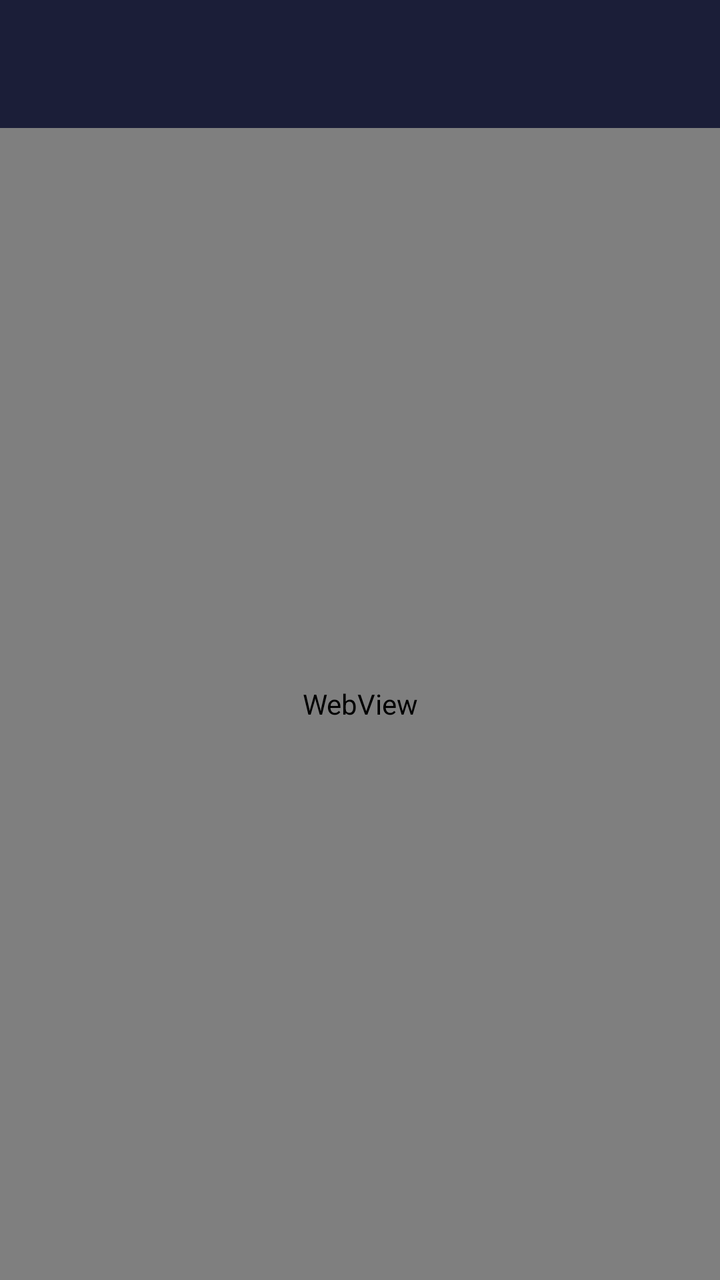
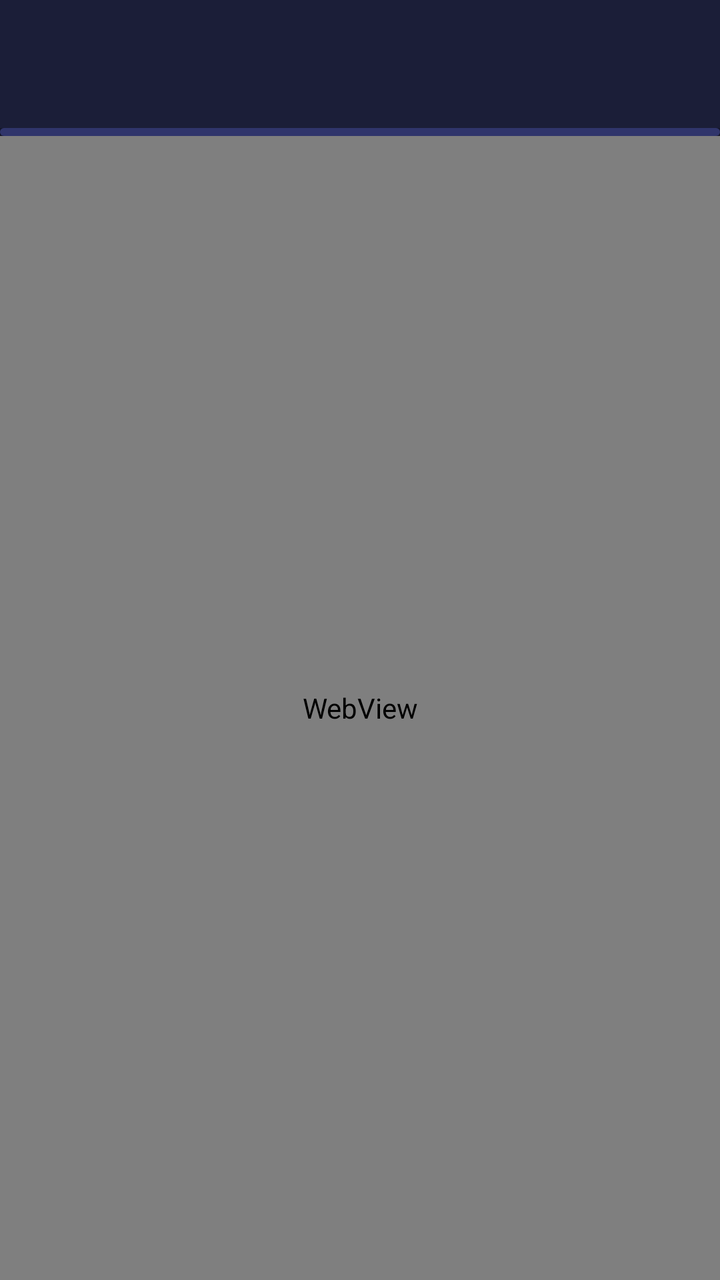

Two renders of the same Android screen: before a commit and after it. Below are the layout's source before the change and the commit's diff.
<!-- AndroidManifest.xml: application theme Theme.Hub -->
<!-- res/layout/activity_plugin.xml -->
<?xml version="1.0" encoding="utf-8"?>
<LinearLayout xmlns:android="http://schemas.android.com/apk/res/android"
    xmlns:app="http://schemas.android.com/apk/res-auto"
    android:layout_width="match_parent"
    android:layout_height="match_parent"
    android:background="@color/bg"
    android:orientation="vertical">

    <com.google.android.material.appbar.MaterialToolbar
        android:id="@+id/toolbar"
        android:layout_width="match_parent"
        android:layout_height="?attr/actionBarSize"
        android:background="@color/surface"
        app:titleTextColor="@color/text" />

    <WebView
        android:id="@+id/web"
        android:layout_width="match_parent"
        android:layout_height="0dp"
        android:layout_weight="1" />
</LinearLayout>
<!-- resources referenced by this layout -->
<resources>
  <color name="bg">#141629</color>
  <color name="surface">#1B1E38</color>
  <color name="text">#F4F4FF</color>
  <style name="Theme.Hub" parent="Theme.Material3.Dark.NoActionBar">
          <item name="colorPrimary">@color/accent</item>
          <item name="colorOnPrimary">#1A1020</item>
          <item name="colorSurface">@color/surface</item>
          <item name="colorOnSurface">@color/text</item>
          <item name="android:windowBackground">@color/bg</item>
          <item name="android:statusBarColor">@color/bg</item>
          <item name="android:navigationBarColor">@color/bg</item>
          <item name="android:textColorPrimary">@color/text</item>
      </style>
  <color name="accent">#FF8A5B</color>
</resources>

<!-- the commit's change to res/layout/activity_plugin.xml (unified diff, before → after) -->
@@ -13,9 +13,34 @@
         android:background="@color/surface"
         app:titleTextColor="@color/text" />
 
-    <WebView
-        android:id="@+id/web"
+    <com.google.android.material.progressindicator.LinearProgressIndicator
+        android:id="@+id/progress"
+        android:layout_width="match_parent"
+        android:layout_height="wrap_content"
+        android:indeterminate="true"
+        app:indicatorColor="@color/accent"
+        app:trackColor="@color/stroke" />
+
+    <FrameLayout
         android:layout_width="match_parent"
         android:layout_height="0dp"
-        android:layout_weight="1" />
+        android:layout_weight="1">
+
+        <WebView
+            android:id="@+id/web"
+            android:layout_width="match_parent"
+            android:layout_height="match_parent" />
+
+        <TextView
+            android:id="@+id/error"
+            android:layout_width="match_parent"
+            android:layout_height="match_parent"
+            android:background="@color/bg"
+            android:gravity="center"
+            android:padding="32dp"
+            android:text="This plugin could not be loaded."
+            android:textColor="@color/subtext"
+            android:textSize="15sp"
+            android:visibility="gone" />
+    </FrameLayout>
 </LinearLayout>
<!-- resource entries referenced after the edit -->
@@ -1,6 +1,8 @@
 <!-- resources referenced by this layout -->
 <resources>
   <color name="bg">#141629</color>
+  <color name="stroke">#30356B</color>
+  <color name="subtext">#A3A8D6</color>
   <color name="surface">#1B1E38</color>
   <color name="text">#F4F4FF</color>
   <style name="Theme.Hub" parent="Theme.Material3.Dark.NoActionBar">
